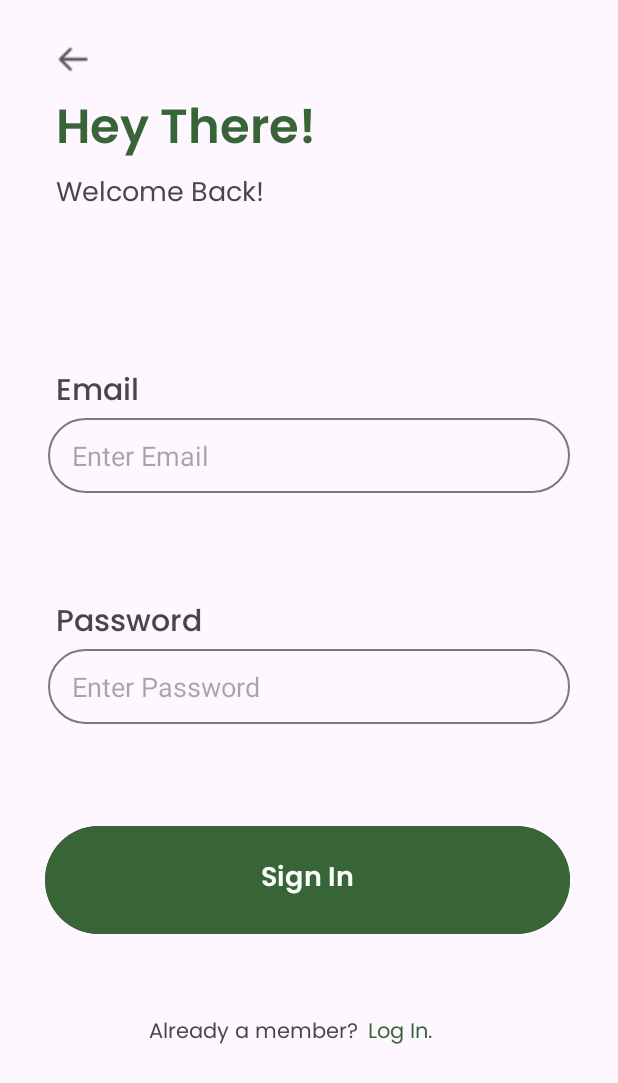
After one commit to Roughienmn/MOBDEVE-MCO, an Android app: the layout activity_login.xml on its own in the app's theme, with its tools: preview values and no code run, on a phone screen of 412 x 824 dp. The commit adds this screen. Shown: the top 1083 px of the screen. Run offline under Robolectric (Android 15) with nearby library versions, the phone set to English and light mode, and no system bars.

Commit message:
Fixed Sign up Page, Added Log In page

```diff
--- a/YummyFood4Lyfe/app/src/main/res/layout/acitivity_signup.xml
+++ b/YummyFood4Lyfe/app/src/main/res/layout/acitivity_signup.xml
@@ -56,9 +56,9 @@
         android:layout_margin="30dp"
         android:background="@drawable/edittext_background"
         android:ems="10"
+        android:hint="Enter Username"
         android:inputType="text"
         android:paddingStart="16dp"
-        android:text="Enter Username"
         app:layout_constraintBottom_toBottomOf="parent"
         app:layout_constraintEnd_toEndOf="parent"
         app:layout_constraintHorizontal_bias="0.466"
@@ -87,9 +87,9 @@
         android:layout_margin="30dp"
         android:background="@drawable/edittext_background"
         android:ems="10"
-        android:inputType="text"
+        android:hint="Enter Email"
+        android:inputType="textEmailAddress"
         android:paddingStart="16dp"
-        android:text="Enter Email"
         app:layout_constraintBottom_toBottomOf="parent"
         app:layout_constraintEnd_toEndOf="parent"
         app:layout_constraintHorizontal_bias="0.466"
@@ -117,10 +117,10 @@
         android:layout_height="50dp"
         android:background="@drawable/edittext_background"
         android:ems="10"
+        android:hint="Enter Birthdate"
         android:inputType="date"
-        android:text="Enter Birthdate"
-        android:paddingStart="16sp
-"
+        android:paddingStart="16dp"
+
         app:layout_constraintBottom_toBottomOf="parent"
         app:layout_constraintEnd_toEndOf="parent"
         app:layout_constraintHorizontal_bias="0.144"
@@ -149,9 +149,9 @@
         android:layout_margin="30dp"
         android:background="@drawable/edittext_background"
         android:ems="10"
-        android:inputType="text"
+        android:hint="Enter Password"
+        android:inputType="textPassword"
         android:paddingStart="16dp"
-        android:text="Enter Password"
         app:layout_constraintBottom_toBottomOf="parent"
         app:layout_constraintEnd_toEndOf="parent"
         app:layout_constraintHorizontal_bias="0.466"
@@ -180,9 +180,9 @@
         android:layout_margin="30dp"
         android:background="@drawable/edittext_background"
         android:ems="10"
-        android:inputType="text"
+        android:hint="Retype Password"
+        android:inputType="textPassword"
         android:paddingStart="16dp"
-        android:text="Retype Password"
         app:layout_constraintBottom_toBottomOf="parent"
         app:layout_constraintEnd_toEndOf="parent"
         app:layout_constraintHorizontal_bias="0.466"
--- /dev/null
+++ b/YummyFood4Lyfe/app/src/main/res/layout/activity_login.xml
@@ -0,0 +1,136 @@
+<?xml version="1.0" encoding="utf-8"?>
+<androidx.constraintlayout.widget.ConstraintLayout xmlns:android="http://schemas.android.com/apk/res/android"
+    xmlns:app="http://schemas.android.com/apk/res-auto"
+    xmlns:tools="http://schemas.android.com/tools"
+    android:layout_width="match_parent"
+    android:layout_height="match_parent">
+
+    <ImageButton
+        android:id="@+id/imageButton"
+        android:layout_width="wrap_content"
+        android:layout_height="wrap_content"
+        android:background="@android:color/transparent"
+        app:layout_constraintBottom_toTopOf="@+id/textView16"
+        app:layout_constraintStart_toStartOf="@+id/textView16"
+        app:layout_constraintTop_toTopOf="parent"
+        app:srcCompat="@drawable/arrowright"
+        android:layout_marginTop="20dp"
+        android:layout_marginEnd="10dp"
+        />
+
+    <TextView
+        android:id="@+id/textView16"
+        android:layout_width="wrap_content"
+        android:layout_height="wrap_content"
+        android:layout_marginStart="37dp"
+        android:layout_marginTop="60dp"
+        android:fontFamily="@font/poppins_semibold"
+        android:text="Hey There!"
+        android:textColor="@color/green"
+        android:textSize="32sp"
+
+        app:layout_constraintStart_toStartOf="parent"
+        app:layout_constraintTop_toTopOf="parent" />
+
+    <TextView
+        android:id="@+id/textView17"
+        android:layout_width="wrap_content"
+        android:layout_height="wrap_content"
+        android:fontFamily="@font/poppins"
+        android:text="Welcome Back!"
+        android:textSize="18sp"
+        app:layout_constraintStart_toStartOf="@+id/textView16"
+        app:layout_constraintTop_toBottomOf="@+id/textView16" />
+
+    <TextView
+        android:id="@+id/textView18"
+        android:layout_width="wrap_content"
+        android:layout_height="wrap_content"
+        android:fontFamily="@font/poppins_medium"
+        android:text="Email"
+        android:textSize="20sp"
+        android:layout_marginTop="100dp"
+        app:layout_constraintStart_toStartOf="@+id/textView17"
+        app:layout_constraintTop_toBottomOf="@+id/textView17" />
+
+    <EditText
+        android:id="@+id/editTextTextEmailAddress"
+        android:layout_width="match_parent"
+        android:layout_height="50dp"
+        android:background="@drawable/edittext_background"
+        android:ems="10"
+        android:hint="Enter Email"
+        android:layout_marginStart="32dp"
+        android:layout_marginEnd="32dp"
+        android:inputType="textEmailAddress"
+        android:paddingStart="16dp"
+        app:layout_constraintStart_toStartOf="@+id/textView18"
+        app:layout_constraintTop_toBottomOf="@+id/textView18" />
+
+    <TextView
+        android:id="@+id/textView19"
+        android:layout_width="wrap_content"
+        android:layout_height="wrap_content"
+
+        android:layout_marginTop="70dp"
+        android:fontFamily="@font/poppins_medium"
+        android:text="Password"
+        android:textSize="20sp"
+        app:layout_constraintStart_toStartOf="@+id/textView18"
+        app:layout_constraintTop_toBottomOf="@+id/editTextTextEmailAddress" />
+
+    <EditText
+        android:id="@+id/editTextTextPassword"
+        android:layout_width="match_parent"
+        android:layout_height="50dp"
+        android:ems="10"
+        android:background="@drawable/edittext_background"
+        android:hint="Enter Password"
+        android:layout_marginStart="32dp"
+        android:layout_marginEnd="32dp"
+        android:paddingStart="16dp"
+        android:inputType="textPassword"
+        app:layout_constraintStart_toStartOf="@+id/textView19"
+        app:layout_constraintTop_toBottomOf="@+id/textView19" />
+
+    <Button
+        android:id="@+id/button4"
+        android:layout_width="350dp"
+        android:layout_height="80dp"
+        android:layout_marginTop="64dp"
+        android:backgroundTint="@color/green"
+        android:drawableTint="@color/green"
+        android:fontFamily="@font/poppins_semibold"
+        android:text="Sign In"
+        android:textSize="18sp"
+        app:layout_constraintEnd_toEndOf="parent"
+        app:layout_constraintHorizontal_bias="0.488"
+        app:layout_constraintStart_toStartOf="parent"
+        app:layout_constraintTop_toBottomOf="@+id/editTextTextPassword" />
+
+    <TextView
+        android:id="@+id/textView21"
+        android:layout_width="wrap_content"
+        android:layout_height="wrap_content"
+        android:fontFamily="@font/poppins"
+        android:text="Already a member?"
+        android:layout_marginStart="69dp"
+        android:layout_marginTop="50dp"
+        app:layout_constraintStart_toStartOf="@+id/button4"
+        app:layout_constraintTop_toBottomOf="@+id/button4" />
+
+    <TextView
+        android:id="@+id/textView22"
+        android:layout_width="wrap_content"
+        android:layout_height="wrap_content"
+        android:clickable="true"
+        android:focusable="true"
+        android:fontFamily="@font/poppins"
+        android:layout_marginEnd="92dp"
+        android:text="Log In."
+        android:layout_marginTop="50dp"
+        android:textColor="@color/green"
+        app:layout_constraintEnd_toEndOf="@+id/button4"
+        app:layout_constraintTop_toBottomOf="@+id/button4" />
+
+</androidx.constraintlayout.widget.ConstraintLayout>
```
Also changed, not shown: YummyFood4Lyfe/app/src/main/res/drawable/arrowright.png (added).
